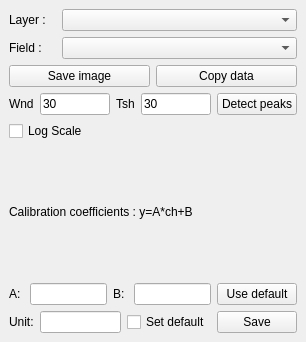
Above: qgisSpectre_dockwidget_base.ui from sickel/qgisSpectre before the change. Below: the same form after it.
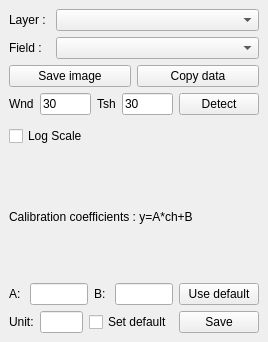
That is the form after the change. Custom widgets are drawn as their Qt base class.

Commit message: Plotting ch# or energy

Patch:
```diff
--- a/qgisSpectre_dockwidget_base.ui
+++ b/qgisSpectre_dockwidget_base.ui
@@ -6,10 +6,16 @@
    <rect>
     <x>0</x>
     <y>0</y>
-    <width>306</width>
+    <width>268</width>
     <height>342</height>
    </rect>
   </property>
+  <property name="minimumSize">
+   <size>
+    <width>250</width>
+    <height>342</height>
+   </size>
+  </property>
   <property name="windowTitle">
    <string>Spectre &amp;Viewer</string>
   </property>
@@ -105,7 +111,7 @@
         <item>
          <widget class="QPushButton" name="pBPeakDetection">
           <property name="text">
-           <string>Detect peaks</string>
+           <string>Detect</string>
           </property>
          </widget>
         </item>
@@ -113,6 +119,12 @@
       </item>
       <item>
        <widget class="QCheckBox" name="cbLog">
+        <property name="maximumSize">
+         <size>
+          <width>200</width>
+          <height>30</height>
+         </size>
+        </property>
         <property name="text">
          <string>Log Scale</string>
         </property>
@@ -120,6 +132,12 @@
       </item>
       <item>
        <widget class="QLabel" name="label">
+        <property name="maximumSize">
+         <size>
+          <width>250</width>
+          <height>16777215</height>
+         </size>
+        </property>
         <property name="text">
          <string>Calibration coefficients : y=A*ch+B</string>
         </property>
```
The commit also changes 1 other file.
